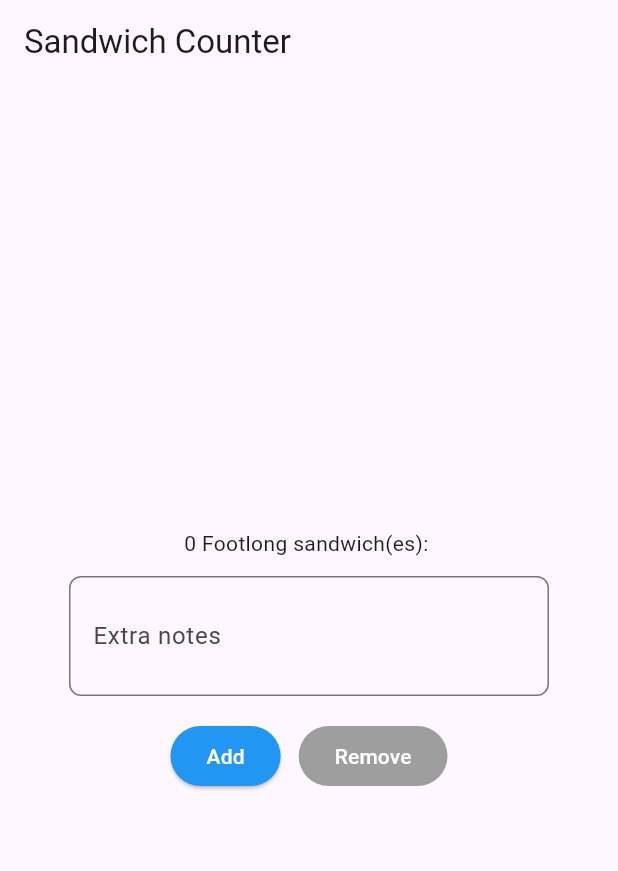
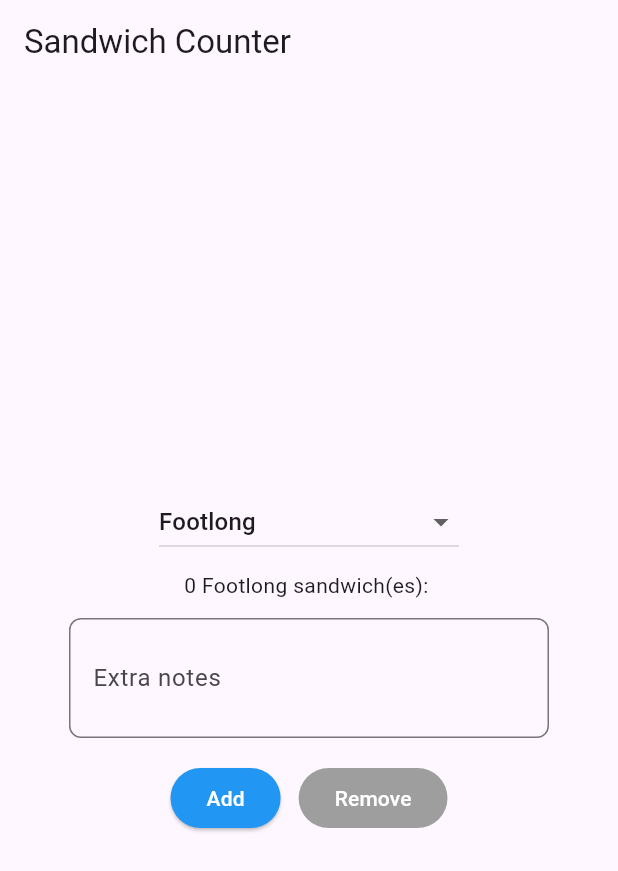
Before and after one commit to lily-denn/sandwich_shop, a Flutter app: the screen it shows after launch, on a phone screen of 412 x 824 dp. Shown: the top 871 px of the screen. Run offline on Flutter 3.47's test engine with Material 3 defaults, Android fonts, the phone set to English and light mode, and no system bars.

Commit message:
added dropdown menu to switch between sandwich types

```diff
--- a/lib/main.dart
+++ b/lib/main.dart
@@ -30,6 +30,7 @@ class OrderScreen extends StatefulWidget {
 class _OrderScreenState extends State<OrderScreen> {
   int _quantity = 0;
   late TextEditingController _notesController;
+  String _selectedItem = 'Footlong';
 
   @override
   void initState() {
@@ -65,9 +66,28 @@ class _OrderScreenState extends State<OrderScreen> {
         child: Column(
           mainAxisAlignment: MainAxisAlignment.center,
           children: <Widget>[
+            // Dropdown to choose sandwich size/type
+            SizedBox(
+              width: 200,
+              child: DropdownButton<String>(
+                value: _selectedItem,
+                isExpanded: true,
+                items: const [
+                  DropdownMenuItem(value: 'Footlong', child: Text('Footlong')),
+                  DropdownMenuItem(value: 'Six-inch', child: Text('Six-inch')),
+                ],
+                onChanged: (value) {
+                  if (value == null) return;
+                  setState(() {
+                    _selectedItem = value;
+                  });
+                },
+              ),
+            ),
+            const SizedBox(height: 8),
             OrderItemDisplay(
               _quantity,
-              'Footlong',
+              _selectedItem,
             ),
             const SizedBox(height: 12),
             // Notes input field for special requests
```
